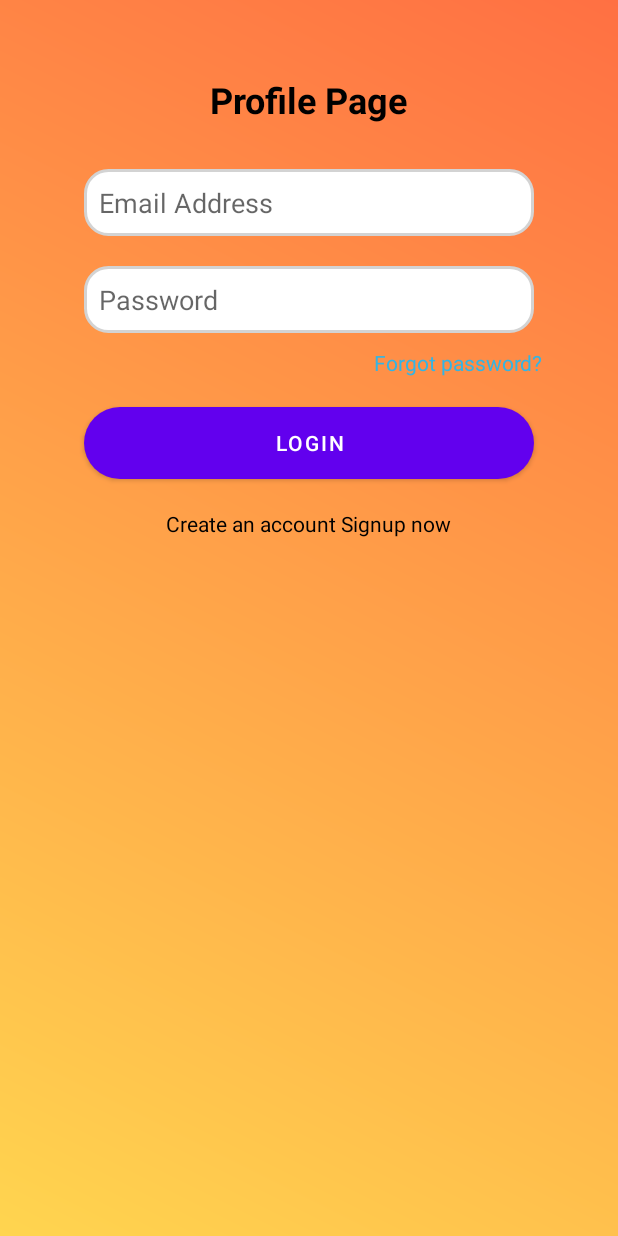
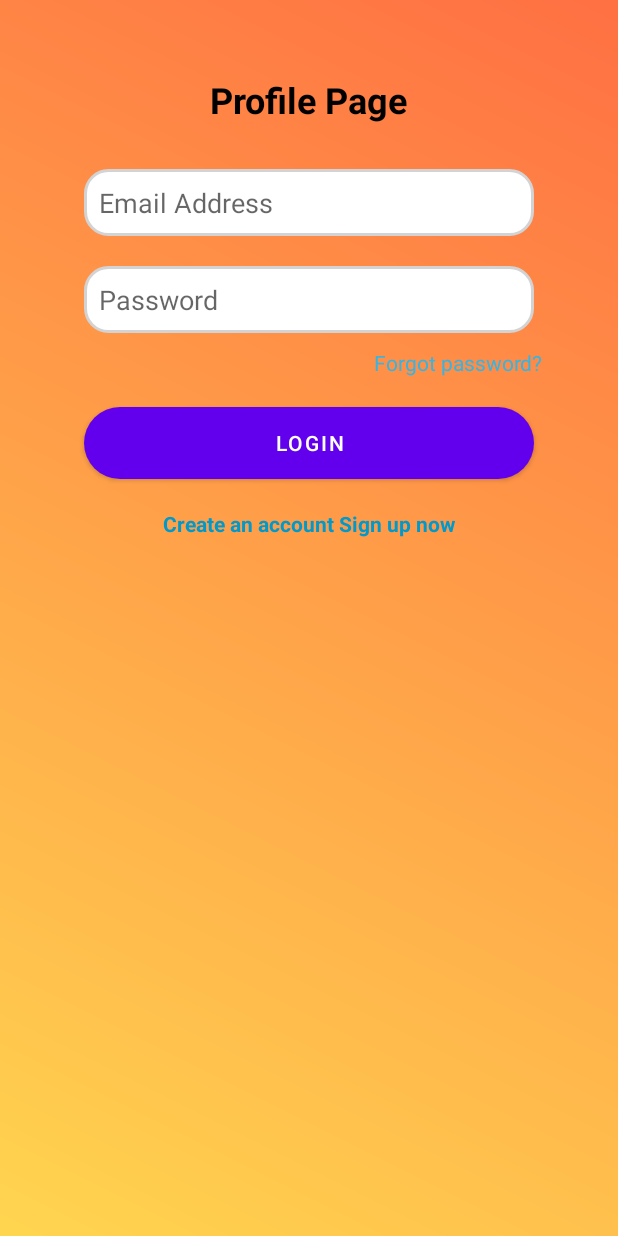
Before and after one commit to DielliDoci/MobileDevelopmentGr.9, an Android app: the ProfileActivity screen opened directly, with no data from a screen before it, on a phone screen of 412 x 824 dp. Run offline under Robolectric (Android 15) with nearby library versions, the phone set to English and light mode, and no system bars.

Commit message:
update on signin signup

```diff
--- a/app/src/main/AndroidManifest.xml
+++ b/app/src/main/AndroidManifest.xml
@@ -28,6 +28,7 @@
             </intent-filter>
         </activity>
 
+
         <!-- Sign In Activity: Exported for possible external launching or via intent -->
         <activity
             android:name=".SignInActivity"
--- a/app/src/main/java/com/example/restaurantapp/ProfileActivity.kt
+++ b/app/src/main/java/com/example/restaurantapp/ProfileActivity.kt
@@ -1,6 +1,9 @@
 package com.example.restaurantapp
 
+import android.widget.TextView
 import android.os.Bundle
+import android.content.Intent
+
 import androidx.activity.enableEdgeToEdge
 import androidx.appcompat.app.AppCompatActivity
 import androidx.core.view.ViewCompat
@@ -9,12 +12,16 @@ import androidx.core.view.WindowInsetsCompat
 class ProfileActivity : AppCompatActivity() {
     override fun onCreate(savedInstanceState: Bundle?) {
         super.onCreate(savedInstanceState)
-        enableEdgeToEdge()
-        setContentView(R.layout.activity_profile)
-        ViewCompat.setOnApplyWindowInsetsListener(findViewById(R.id.main)) { v, insets ->
-            val systemBars = insets.getInsets(WindowInsetsCompat.Type.systemBars())
-            v.setPadding(systemBars.left, systemBars.top, systemBars.right, systemBars.bottom)
-            insets
+        setContentView(R.layout.activity_profile) // Ensure this layout file exists
+
+        // Find the "Sign Up" TextView
+        val signUpLink = findViewById<TextView>(R.id.signUpLink)
+
+        // Set a click listener
+        signUpLink.setOnClickListener {
+            // Redirect to SignUpActivity
+            val intent = Intent(this, SignUpActivity::class.java)
+            startActivity(intent)
         }
     }
 }
--- a/app/src/main/java/com/example/restaurantapp/SignInActivity.kt
+++ b/app/src/main/java/com/example/restaurantapp/SignInActivity.kt
@@ -12,7 +12,7 @@ class SignInActivity : AppCompatActivity() {
     override fun onCreate(savedInstanceState: Bundle?) {
         super.onCreate(savedInstanceState)
         enableEdgeToEdge()
-        setContentView(R.layout.activity_sign_in)
+        setContentView(R.layout.activity_profile)
         ViewCompat.setOnApplyWindowInsetsListener(findViewById(R.id.main)) { v, insets ->
             val systemBars = insets.getInsets(WindowInsetsCompat.Type.systemBars())
             v.setPadding(systemBars.left, systemBars.top, systemBars.right, systemBars.bottom)
--- a/app/src/main/res/layout/activity_profile.xml
+++ b/app/src/main/res/layout/activity_profile.xml
@@ -64,6 +64,7 @@
         android:background="@drawable/button_background"
         android:textColor="@android:color/white" />
 
+    <!-- Sign up text -->
     <TextView
         android:id="@+id/signUpLink"
         android:layout_width="wrap_content"
@@ -71,7 +72,12 @@
         android:layout_below="@id/loginButton"
         android:layout_marginTop="20dp"
         android:layout_centerHorizontal="true"
-        android:text="Create an account Signup now"
-        android:textColor="@android:color/black"
-        android:textSize="14sp" />
+        android:text="Create an account Sign up now"
+        android:textColor="@android:color/holo_blue_dark"
+        android:textSize="14sp"
+        android:clickable="true"
+        android:focusable="true"
+        android:fontFamily="sans-serif"
+        android:textStyle="bold"
+        android:background="?android:attr/selectableItemBackground" />
 </RelativeLayout>
```
Also changed, not shown: app/src/main/java/com/example/restaurantapp/SignUpActivity.kt (+33 -29 lines).
